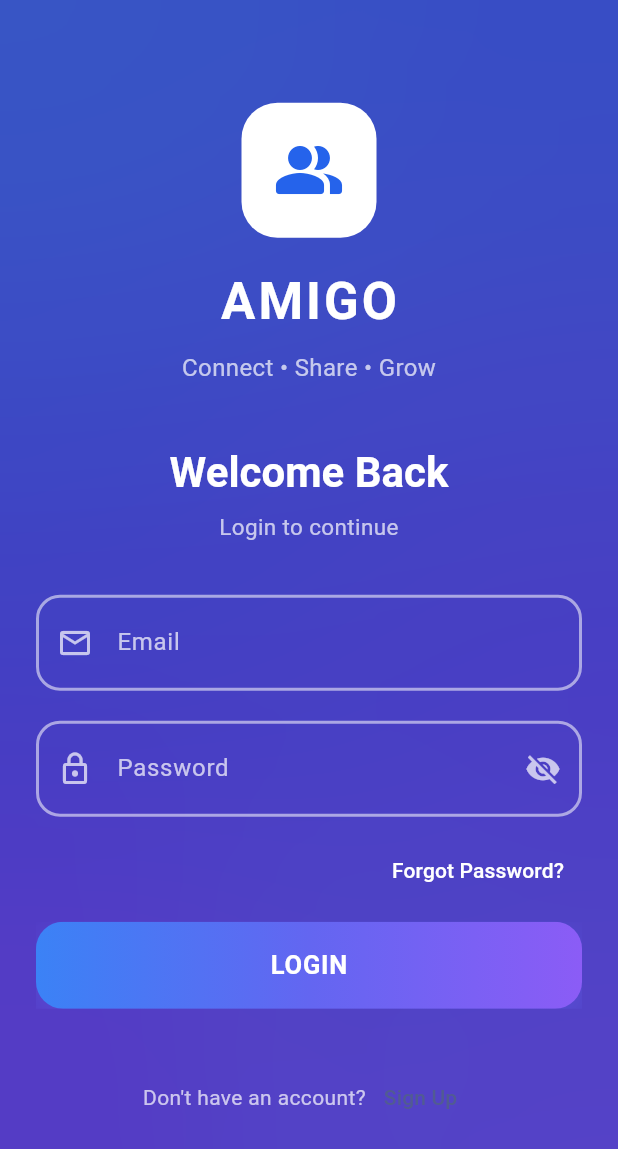
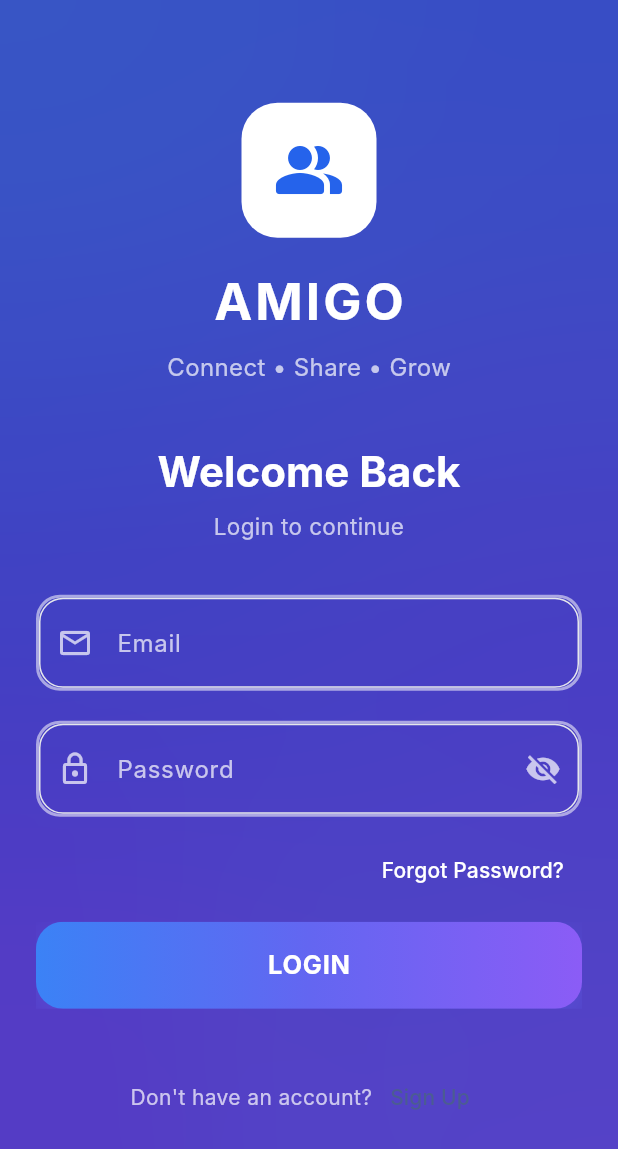
Before and after one commit to Subash-G-S/Amigo, a Flutter app: the screen it shows after launch, on a phone screen of 412 x 824 dp. Shown: the top 1149 px of the screen. Run offline on Flutter 3.47's test engine with Material 3 defaults, Android fonts, the phone set to English and light mode, and no system bars; our stand-ins replace flutter_dotenv, image_picker, shared_preferences; accounts and stored records are empty; Roboto replaces fonts that are missing (Inter).

Commit message:
Refactor Amigo UI with modern home screen and post cards

```diff
--- a/lib/main.dart
+++ b/lib/main.dart
@@ -3,10 +3,7 @@ import 'package:flutter_dotenv/flutter_dotenv.dart';
 import 'package:provider/provider.dart';
 
 import 'providers/post_provider.dart';
-import 'providers/theme_provider.dart';
-
 import 'theme/app_theme.dart';
-
 import 'screens/splash/splash_screen.dart';
 
 Future<void> main() async {
@@ -24,34 +21,14 @@ class AmigoApp extends StatelessWidget {
   Widget build(BuildContext context) {
     return MultiProvider(
       providers: [
-
         ChangeNotifierProvider(
           create: (_) => PostProvider(),
         ),
-
-        ChangeNotifierProvider(
-          create: (_) => ThemeProvider(),
-        ),
-
       ],
-      child: Consumer<ThemeProvider>(
-        builder: (context, themeProvider, child) {
-          return MaterialApp(
-            debugShowCheckedModeBanner: false,
-
-            theme: AppTheme.light(
-              themeProvider.primaryColor,
-            ),
-
-            darkTheme: AppTheme.dark(
-              themeProvider.primaryColor,
-            ),
-
-            themeMode: themeProvider.themeMode,
-
-            home: const SplashScreen(),
-          );
-        },
+      child: MaterialApp(
+        debugShowCheckedModeBanner: false,
+        theme: AppTheme.light,
+        home: const SplashScreen(),
       ),
     );
   }
--- a/lib/screens/create/create_post_screen.dart
+++ b/lib/screens/create/create_post_screen.dart
@@ -1,7 +1,7 @@
 import 'package:flutter/material.dart';
 
 import '../../services/post_service.dart';
-import '../../widgets/buttons/custom_button.dart';
+
 import '../../widgets/inputs/custom_textfield.dart';
 
 class CreatePostScreen extends StatefulWidget {
--- a/lib/theme/app_colors.dart
+++ b/lib/theme/app_colors.dart
@@ -1,18 +1,19 @@
 import 'package:flutter/material.dart';
 
 class AppColors {
-  static const primary = Color(0xFF4F46E5);
-  static const secondary = Color(0xFF6366F1);
+  static const primary = Color(0xFF2563EB);
 
-  static const background = Color(0xFFF5F7FB);
+  static const background = Color(0xFFF7F8FA);
 
-  static const card = Colors.white;
+  static const surface = Colors.white;
 
-  static const textPrimary = Color(0xFF1F2937);
+  static const border = Color(0xFFE5E7EB);
+
+  static const textPrimary = Color(0xFF111827);
 
   static const textSecondary = Color(0xFF6B7280);
 
-  static const like = Color(0xFFE53935);
+  static const success = Color(0xFF10B981);
 
-  static const divider = Color(0xFFE5E7EB);
+  static const danger = Color(0xFFEF4444);
 }
--- a/lib/theme/app_theme.dart
+++ b/lib/theme/app_theme.dart
@@ -1,60 +1,90 @@
 import 'package:flutter/material.dart';
 
+import 'app_colors.dart';
+
 class AppTheme {
-  static ThemeData light(MaterialColor color) {
-  return ThemeData(
+  static ThemeData light = ThemeData(
     useMaterial3: true,
 
+    fontFamily: "Inter",
+
+    scaffoldBackgroundColor: AppColors.background,
+
+    splashColor: Colors.transparent,
+    highlightColor: Colors.transparent,
+
     colorScheme: ColorScheme.fromSeed(
-      seedColor: color,
+      seedColor: AppColors.primary,
+      brightness: Brightness.light,
     ),
 
-    scaffoldBackgroundColor: const Color(0xffF5F7FA),
-
     appBarTheme: const AppBarTheme(
+      backgroundColor: Colors.white,
+      elevation: 0,
+      surfaceTintColor: Colors.transparent,
+      foregroundColor: AppColors.textPrimary,
       centerTitle: false,
-      elevation: 0,
-      backgroundColor: Colors.transparent,
-      foregroundColor: Colors.black,
     ),
 
     cardTheme: CardThemeData(
-      elevation: 2,
       color: Colors.white,
-      margin: const EdgeInsets.symmetric(
-        horizontal: 16,
-        vertical: 8,
+      elevation: 0,
+      margin: EdgeInsets.zero,
+      shape: RoundedRectangleBorder(
+        borderRadius: BorderRadius.circular(16),
+        side: BorderSide(
+          color: AppColors.border,
+        ),
       ),
-      shape: RoundedRectangleBorder(
-        borderRadius: BorderRadius.circular(18),
+    ),
+
+    inputDecorationTheme: InputDecorationTheme(
+      filled: true,
+      fillColor: Colors.white,
+
+      contentPadding: const EdgeInsets.symmetric(
+        horizontal: 18,
+        vertical: 16,
+      ),
+
+      border: OutlineInputBorder(
+        borderRadius: BorderRadius.circular(16),
+        borderSide: BorderSide(
+          color: AppColors.border,
+        ),
+      ),
+
+      enabledBorder: OutlineInputBorder(
+        borderRadius: BorderRadius.circular(16),
+        borderSide: BorderSide(
+          color: AppColors.border,
+        ),
+      ),
+
+      focusedBorder: OutlineInputBorder(
+        borderRadius: BorderRadius.circular(16),
+        borderSide: BorderSide(
+          color: AppColors.primary,
+          width: 2,
+        ),
       ),
     ),
 
     elevatedButtonTheme: ElevatedButtonThemeData(
       style: ElevatedButton.styleFrom(
-        minimumSize: const Size.fromHeight(52),
+        backgroundColor: AppColors.primary,
+        foregroundColor: Colors.white,
+        elevation: 0,
+        minimumSize: const Size(double.infinity, 56),
         shape: RoundedRectangleBorder(
-          borderRadius: BorderRadius.circular(14),
+          borderRadius: BorderRadius.circular(16),
         ),
       ),
     ),
 
-    inputDecorationTheme: InputDecorationTheme(
-      border: OutlineInputBorder(
-        borderRadius: BorderRadius.circular(14),
-      ),
+    dividerTheme: const DividerThemeData(
+      thickness: 1,
+      color: AppColors.border,
     ),
   );
 }
-static ThemeData dark(MaterialColor color) {
-  return ThemeData(
-    useMaterial3: true,
-    brightness: Brightness.dark,
-
-    colorScheme: ColorScheme.fromSeed(
-      seedColor: color,
-      brightness: Brightness.dark,
-    ),
-  );
-}
-}
--- a/lib/widgets/profile/profile_avatar.dart
+++ b/lib/widgets/profile/profile_avatar.dart
@@ -62,9 +62,9 @@ class _ProfileAvatarState extends State<ProfileAvatar> {
                 ),
                 boxShadow: [
                   BoxShadow(
-                    color: Colors.blue.withOpacity(.25),
-                    blurRadius: 20,
-                    offset: const Offset(0, 10),
+                    color: Colors.blue.withOpacity(.10),
+                    blurRadius: 18,
+                    offset: const Offset(0, 8),
                   )
                 ],
               ),
```
Also changed, not shown: lib/screens/home/home_screen.dart (+19 -13 lines), lib/theme/app_radius.dart (+5 -7 lines), lib/theme/app_shadow.dart (added, +11 -0 lines), lib/theme/app_spacing.dart (+5 -9 lines), lib/theme/app_text.dart (+10 -13 lines), lib/widgets/common/bottom_nav.dart (+14 -19 lines), lib/widgets/home/home_top_bar.dart (+24 -16 lines), lib/widgets/home/post_card.dart (+81 -101 lines), lib/widgets/profile/profile_gradient_header.dart (+20 -35 lines), 1 other file.
